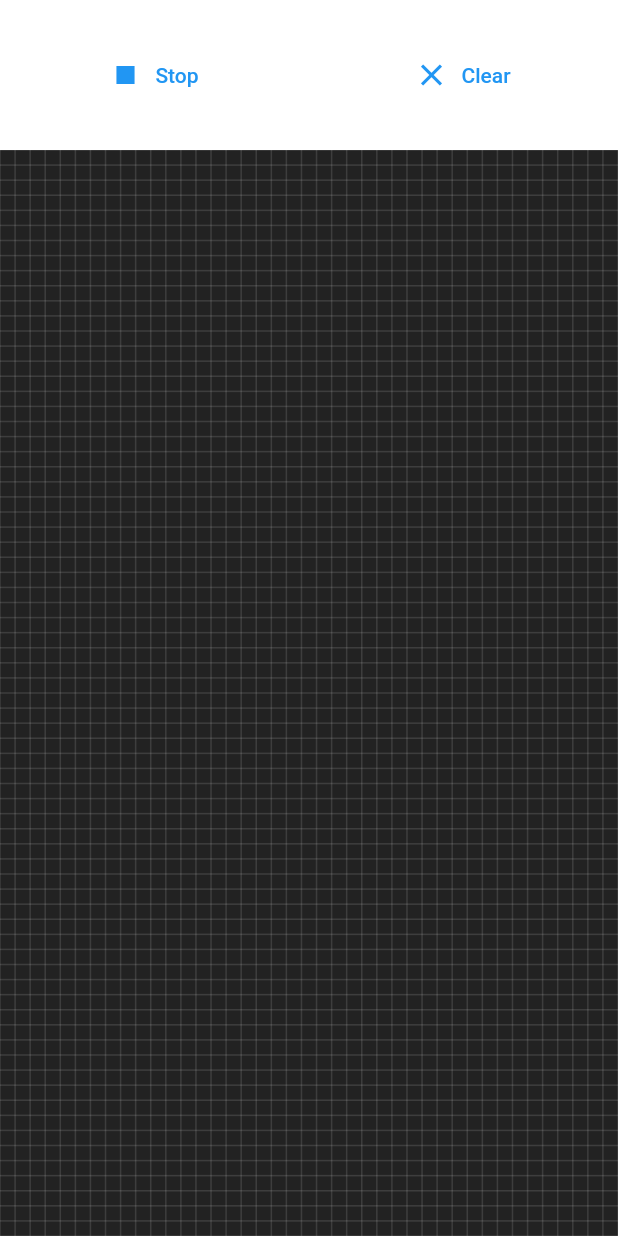
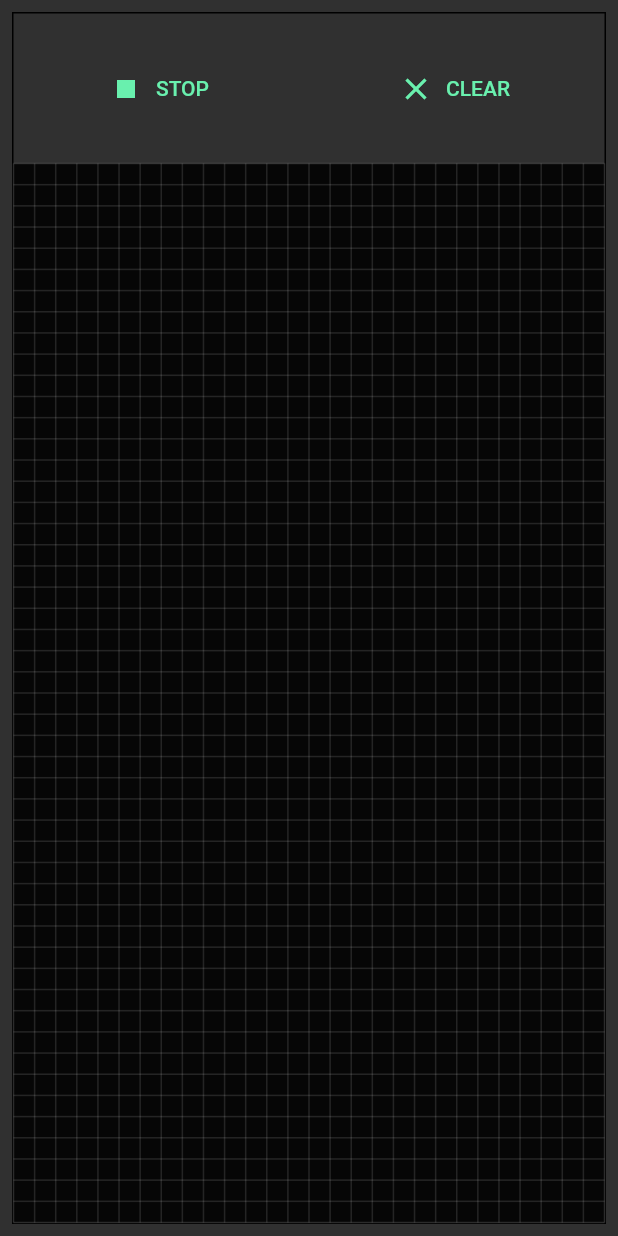
Before and after one commit to GangemiLorenzo/Game-Of-Life, a Flutter app: the screen it shows after launch, on a phone screen of 412 x 824 dp. Run offline on Flutter 3.47's test engine with Material 2 defaults, Android fonts, the phone set to English and light mode, and no system bars.

Commit message:
update color schema

```diff
--- a/lib/gol/game_of_life.dart
+++ b/lib/gol/game_of_life.dart
@@ -49,6 +49,7 @@ class _GameOfLifeState extends State<GameOfLife> {
         });
       }
     });
+
     super.initState();
   }
 
@@ -60,7 +61,9 @@ class _GameOfLifeState extends State<GameOfLife> {
 
   @override
   Widget build(BuildContext context) {
-    return Container(
+    return Row(
+      children: [
+        Expanded(
           child: lifeController != null
               ? Column(
                   children: [
@@ -87,6 +90,8 @@ class _GameOfLifeState extends State<GameOfLife> {
                     CircularProgressIndicator(),
                   ],
                 ),
+        ),
+      ],
     );
   }
 }
--- a/lib/gol/life_controller.dart
+++ b/lib/gol/life_controller.dart
@@ -50,6 +50,7 @@ class LifeController {
 
   void interruptTimer() {
     timer.cancel();
+    callListeners();
   }
 
   void dispose() {
--- a/lib/gol/life_controls.dart
+++ b/lib/gol/life_controls.dart
@@ -47,12 +47,12 @@ class _LifeControlsState extends State<LifeControls> {
                     ? Icons.stop
                     : Icons.play_arrow),
                 label:
-                    Text(widget.controller.timer.isActive ? 'Stop' : 'Start'),
+                    Text(widget.controller.timer.isActive ? 'STOP' : 'START'),
               ),
               TextButton.icon(
                 onPressed: () => widget.controller.clear(),
                 icon: const Icon(Icons.clear),
-                label: const Text('Clear'),
+                label: const Text('CLEAR'),
               ),
             ],
           )
--- a/lib/main.dart
+++ b/lib/main.dart
@@ -10,13 +10,29 @@ class MyApp extends StatelessWidget {
 
   @override
   Widget build(BuildContext context) {
-    return const MaterialApp(
+    return MaterialApp(
       title: 'Game of life',
       debugShowCheckedModeBanner: false,
-      home: GameOfLife(
-        milliseconds: 400,
-        cellSize: 10,
-        hideControls: false,
+      theme: ThemeData(
+          brightness: Brightness.dark,
+          colorScheme: const ColorScheme.dark(
+            primary: Colors.greenAccent,
+          )),
+      home: Scaffold(
+        body: SafeArea(
+          child: Padding(
+            padding: const EdgeInsets.all(8.0),
+            child: Container(
+              decoration: BoxDecoration(border: Border.all()),
+              child: const GameOfLife(
+                milliseconds: 200,
+                cellSize: 14,
+                hideControls: false,
+                cellsColor: Colors.greenAccent,
+              ),
+            ),
+          ),
+        ),
       ),
     );
   }
```
Also changed, not shown: 3 other files. Lines whose indentation alone changed are shown as unchanged.
